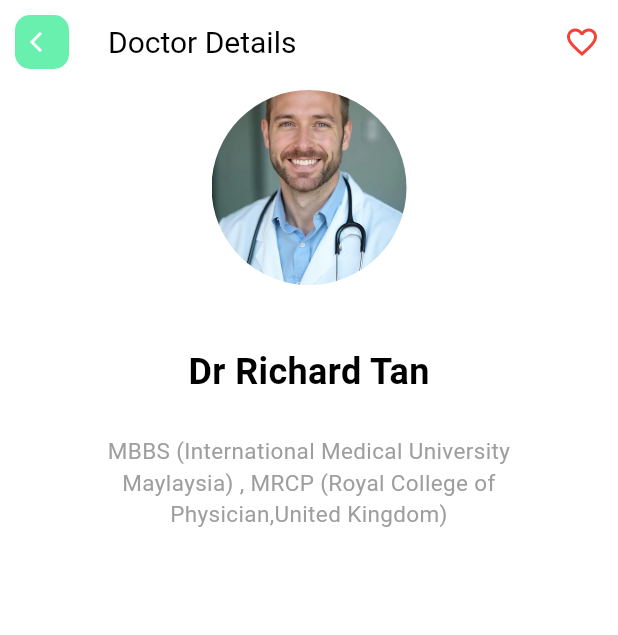
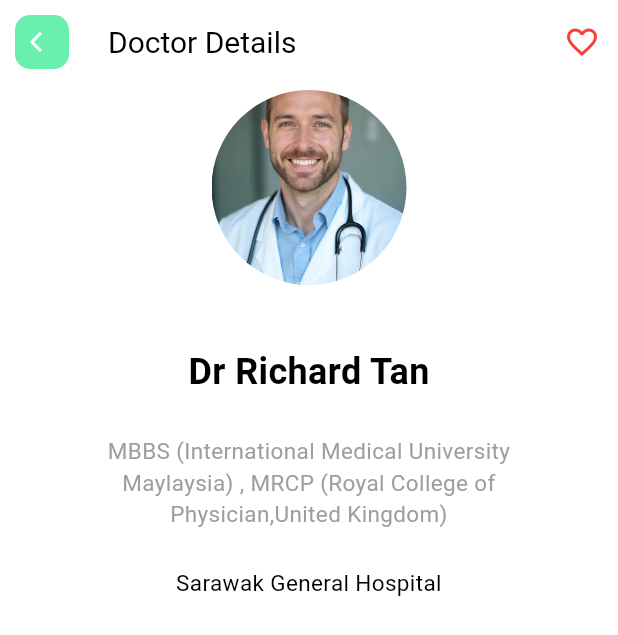
Before and after one commit to natanmuletahunde/DR-Apponitment_app, a Flutter app: the DoctorDetails screen opened by its route, on a phone screen of 412 x 824 dp. Shown: the top 635 px of the screen. Run offline on Flutter 3.47's test engine with Material 3 defaults, Android fonts, the phone set to English and light mode, and no system bars; our stand-ins replace font_awesome_flutter.

Commit message:
create another Text   on the bottom

```diff
--- a/lib/screens/doctor_details.dart
+++ b/lib/screens/doctor_details.dart
@@ -80,7 +80,17 @@ class AboutDoctor extends StatelessWidget {
               softWrap: true,
               textAlign: TextAlign.center,
             ),
-          )
+          ),
+          Config.spaceSmall,
+          const  Text(
+               'Sarawak General Hospital ',
+              style: TextStyle(
+                color: Colors.black,
+                fontSize: 15,
+              ),
+              softWrap: true,
+              textAlign: TextAlign.center,
+            ),
         ],
       ),
     );
```
